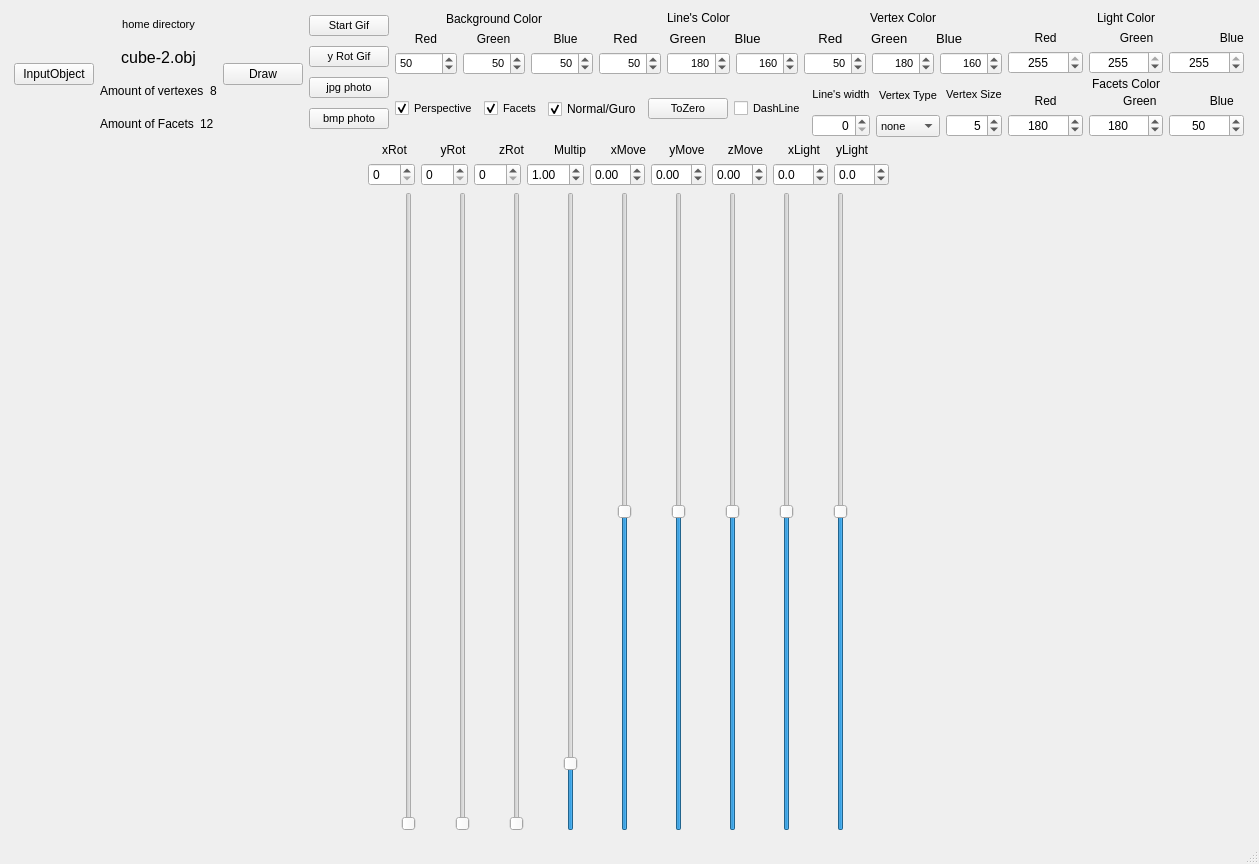
First picture: the form in src/s21_3DViewer_V2-1_App/s21_3DViewer_V2-1/mainwindow.ui, repository IvanTsibin/3d-viewer-v21, before the edit.
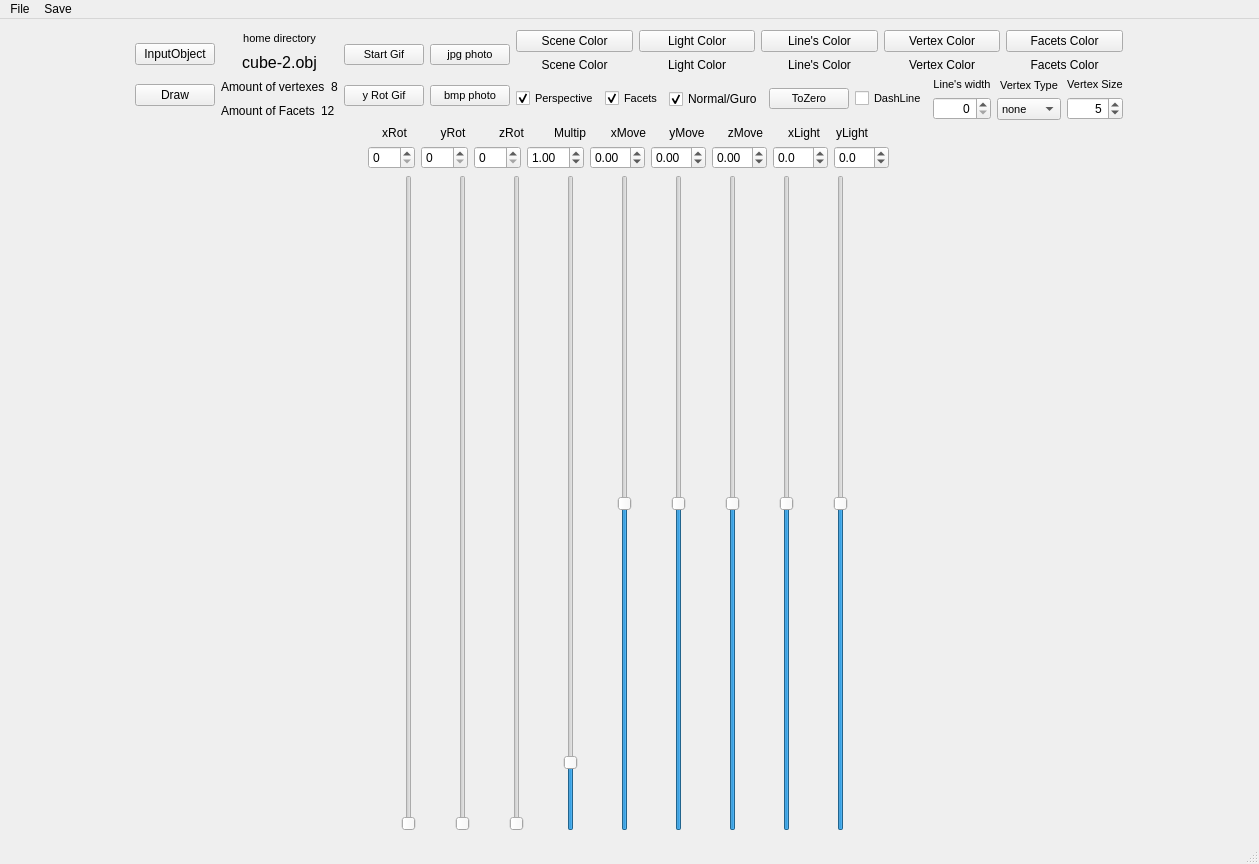
Second picture: the form after the edit.

```diff
--- a/src/s21_3DViewer_V2-1_App/s21_3DViewer_V2-1/mainwindow.ui
+++ b/src/s21_3DViewer_V2-1_App/s21_3DViewer_V2-1/mainwindow.ui
@@ -20,13 +20,15 @@
      <height>1440</height>
     </size>
    </property>
+   <layout class="QGridLayout" name="gridLayout_3">
+    <item row="0" column="0">
    <layout class="QGridLayout" name="gridLayout_2">
     <item row="0" column="0">
-     <layout class="QVBoxLayout" name="verticalLayout_2">
+       <layout class="QHBoxLayout" name="horizontalLayout_7">
       <item>
-       <layout class="QHBoxLayout" name="horizontalLayout_18">
+         <layout class="QHBoxLayout" name="horizontalLayout_6">
         <item>
-         <layout class="QHBoxLayout" name="horizontalLayout_19">
+           <layout class="QVBoxLayout" name="verticalLayout_4">
           <item>
            <widget class="QPushButton" name="InputObject_2">
             <property name="text">
@@ -35,6 +37,15 @@
            </widget>
           </item>
           <item>
+             <widget class="QPushButton" name="PBDraw_2">
+              <property name="text">
+               <string>Draw</string>
+              </property>
+             </widget>
+            </item>
+           </layout>
+          </item>
+          <item>
            <layout class="QVBoxLayout" name="verticalLayout_13">
             <item>
              <layout class="QVBoxLayout" name="verticalLayout_14">
@@ -118,21 +129,8 @@
             </item>
            </layout>
           </item>
-         </layout>
-        </item>
         <item>
-         <layout class="QHBoxLayout" name="horizontalLayout_22">
-          <item>
-           <layout class="QHBoxLayout" name="horizontalLayout_23">
-            <item>
-             <widget class="QPushButton" name="PBDraw_2">
-              <property name="text">
-               <string>Draw</string>
-              </property>
-             </widget>
-            </item>
-            <item>
-             <layout class="QVBoxLayout" name="verticalLayout_16">
+           <layout class="QVBoxLayout" name="verticalLayout_5">
               <item>
                <widget class="QPushButton" name="PBGifMovie">
                 <property name="font">
@@ -157,6 +155,10 @@
                 </property>
                </widget>
               </item>
+           </layout>
+          </item>
+          <item>
+           <layout class="QVBoxLayout" name="verticalLayout_6">
               <item>
                <widget class="QPushButton" name="PBJpgPhoto">
                 <property name="font">
@@ -186,95 +188,62 @@
            </layout>
           </item>
           <item>
-           <layout class="QVBoxLayout" name="verticalLayout_17">
+         <layout class="QVBoxLayout" name="verticalLayout_7">
             <item>
-             <layout class="QHBoxLayout" name="horizontalLayout_24">
+           <layout class="QHBoxLayout" name="horizontalLayout_5">
               <item>
                <layout class="QVBoxLayout" name="verticalLayout_18">
                 <item>
-                 <widget class="QLabel" name="label_15">
+               <widget class="QPushButton" name="PBSceneColor">
                   <property name="text">
-                   <string>Background Color</string>
+                 <string>Scene Color</string>
+                </property>
+               </widget>
+              </item>
+              <item>
+               <widget class="QLabel" name="LSceneColor">
+                <property name="text">
+                 <string>Scene Color</string>
                   </property>
                   <property name="alignment">
                    <set>Qt::AlignCenter</set>
-                  </property>
-                 </widget>
-                </item>
-                <item>
-                 <widget class="QLabel" name="label_20">
-                  <property name="text">
-                   <string>      Red            Green             Blue</string>
-                  </property>
-                 </widget>
-                </item>
-                <item>
-                 <layout class="QHBoxLayout" name="horizontalLayout_25">
-                  <item>
-                   <widget class="QSpinBox" name="SBRedColor">
-                    <property name="font">
-                     <font>
-                      <pointsize>8</pointsize>
-                     </font>
-                    </property>
-                    <property name="maximum">
-                     <number>255</number>
-                    </property>
-                    <property name="value">
-                     <number>50</number>
-                    </property>
-                   </widget>
-                  </item>
-                  <item>
-                   <widget class="QSpinBox" name="SBGreenColor">
-                    <property name="font">
-                     <font>
-                      <pointsize>8</pointsize>
-                     </font>
-                    </property>
-                    <property name="alignment">
-                     <set>Qt::AlignRight|Qt::AlignTrailing|Qt::AlignVCenter</set>
-                    </property>
-                    <property name="minimum">
-                     <number>0</number>
-                    </property>
-                    <property name="maximum">
-                     <number>255</number>
-                    </property>
-                    <property name="value">
-                     <number>50</number>
-                    </property>
-                   </widget>
-                  </item>
-                  <item>
-                   <widget class="QSpinBox" name="SBBlueColor">
-                    <property name="font">
-                     <font>
-                      <pointsize>8</pointsize>
-                     </font>
-                    </property>
-                    <property name="alignment">
-                     <set>Qt::AlignRight|Qt::AlignTrailing|Qt::AlignVCenter</set>
-                    </property>
-                    <property name="minimum">
-                     <number>0</number>
-                    </property>
-                    <property name="maximum">
-                     <number>255</number>
-                    </property>
-                    <property name="value">
-                     <number>50</number>
                     </property>
                    </widget>
                   </item>
                  </layout>
+            </item>
+            <item>
+             <layout class="QVBoxLayout" name="verticalLayout_3">
+              <item>
+               <widget class="QPushButton" name="PBLightColor">
+                <property name="text">
+                 <string>Light Color</string>
+                </property>
+               </widget>
+              </item>
+              <item>
+               <widget class="QLabel" name="LLightColor">
+                <property name="text">
+                 <string>Light Color</string>
+                </property>
+                <property name="alignment">
+                 <set>Qt::AlignCenter</set>
+                </property>
+               </widget>
                 </item>
                </layout>
               </item>
               <item>
                <layout class="QVBoxLayout" name="verticalLayout_19">
                 <item>
-                 <widget class="QLabel" name="label_16">
+               <widget class="QPushButton" name="PBLineColor">
+                <property name="text">
+                 <string>Line's Color</string>
+                </property>
+               </widget>
+              </item>
+              <item>
+               <widget class="QLabel" name="LLineColor">
                   <property name="text">
                    <string>Line's Color</string>
                   </property>
@@ -283,177 +252,47 @@
                   </property>
                  </widget>
                 </item>
-                <item>
-                 <widget class="QLabel" name="label_21">
-                  <property name="font">
-                   <font>
-                    <pointsize>10</pointsize>
-                   </font>
-                  </property>
-                  <property name="text">
-                   <string>    Red         Green        Blue</string>
-                  </property>
-                 </widget>
-                </item>
-                <item>
-                 <layout class="QHBoxLayout" name="horizontalLayout_26">
-                  <item>
-                   <widget class="QSpinBox" name="SBRedColorLine">
-                    <property name="font">
-                     <font>
-                      <pointsize>8</pointsize>
-                     </font>
-                    </property>
-                    <property name="alignment">
-                     <set>Qt::AlignRight|Qt::AlignTrailing|Qt::AlignVCenter</set>
-                    </property>
-                    <property name="minimum">
-                     <number>0</number>
-                    </property>
-                    <property name="maximum">
-                     <number>255</number>
-                    </property>
-                    <property name="value">
-                     <number>50</number>
-                    </property>
-                   </widget>
-                  </item>
-                  <item>
-                   <widget class="QSpinBox" name="SBGreenColorLine">
-                    <property name="font">
-                     <font>
-                      <pointsize>8</pointsize>
-                     </font>
-                    </property>
-                    <property name="alignment">
-                     <set>Qt::AlignRight|Qt::AlignTrailing|Qt::AlignVCenter</set>
-                    </property>
-                    <property name="minimum">
-                     <number>0</number>
-                    </property>
-                    <property name="maximum">
-                     <number>255</number>
-                    </property>
-                    <property name="value">
-                     <number>180</number>
-                    </property>
-                   </widget>
-                  </item>
-                  <item>
-                   <widget class="QSpinBox" name="SBBlueColorLine">
-                    <property name="font">
-                     <font>
-                      <pointsize>8</pointsize>
-                     </font>
-                    </property>
-                    <property name="alignment">
-                     <set>Qt::AlignRight|Qt::AlignTrailing|Qt::AlignVCenter</set>
-                    </property>
-                    <property name="minimum">
-                     <number>0</number>
-                    </property>
-                    <property name="maximum">
-                     <number>255</number>
-                    </property>
-                    <property name="value">
-                     <number>160</number>
-                    </property>
-                   </widget>
-                  </item>
-                 </layout>
-                </item>
                </layout>
               </item>
               <item>
                <layout class="QVBoxLayout" name="verticalLayout_20">
                 <item>
-                 <widget class="QLabel" name="label_17">
+               <widget class="QPushButton" name="PBVertexColor">
+                <property name="text">
+                 <string>Vertex Color</string>
+                </property>
+               </widget>
+              </item>
+              <item>
+               <widget class="QLabel" name="LVertexColor">
                   <property name="text">
                    <string>Vertex Color</string>
                   </property>
                   <property name="alignment">
                    <set>Qt::AlignCenter</set>
-                  </property>
-                 </widget>
-                </item>
-                <item>
-                 <widget class="QLabel" name="label_22">
-                  <property name="font">
-                   <font>
-                    <pointsize>10</pointsize>
-                   </font>
-                  </property>
-                  <property name="text">
-                   <string>    Red        Green        Blue</string>
-                  </property>
-                 </widget>
-                </item>
-                <item>
-                 <layout class="QHBoxLayout" name="horizontalLayout_27">
-                  <item>
-                   <widget class="QSpinBox" name="SBRedColorVertex">
-                    <property name="font">
-                     <font>
-                      <pointsize>8</pointsize>
-                     </font>
-                    </property>
-                    <property name="alignment">
-                     <set>Qt::AlignRight|Qt::AlignTrailing|Qt::AlignVCenter</set>
-                    </property>
-                    <property name="minimum">
-                     <number>0</number>
-                    </property>
-                    <property name="maximum">
-                     <number>255</number>
-                    </property>
-                    <property name="value">
-                     <number>50</number>
-                    </property>
-                   </widget>
-                  </item>
-                  <item>
-                   <widget class="QSpinBox" name="SBGreenColorVertex">
-                    <property name="font">
-                     <font>
-                      <pointsize>8</pointsize>
-                     </font>
-                    </property>
-                    <property name="alignment">
-                     <set>Qt::AlignRight|Qt::AlignTrailing|Qt::AlignVCenter</set>
-                    </property>
-                    <property name="minimum">
-                     <number>0</number>
-                    </property>
-                    <property name="maximum">
-                     <number>255</number>
-                    </property>
-                    <property name="value">
-                     <number>180</number>
-                    </property>
-                   </widget>
-                  </item>
-                  <item>
-                   <widget class="QSpinBox" name="SBBlueColorVertex">
-                    <property name="font">
-                     <font>
-                      <pointsize>8</pointsize>
-                     </font>
-                    </property>
-                    <property name="alignment">
-                     <set>Qt::AlignRight|Qt::AlignTrailing|Qt::AlignVCenter</set>
-                    </property>
-                    <property name="minimum">
-                     <number>0</number>
-                    </property>
-                    <property name="maximum">
-                     <number>255</number>
-                    </property>
-                    <property name="value">
-                     <number>160</number>
                     </property>
                    </widget>
                   </item>
                  </layout>
+            </item>
+            <item>
+             <layout class="QVBoxLayout" name="verticalLayout_2">
+              <item>
+               <widget class="QPushButton" name="PBFacetsColor">
+                <property name="text">
+                 <string>Facets Color</string>
+                </property>
+               </widget>
+              </item>
+              <item>
+               <widget class="QLabel" name="LFacetsColor">
+                <property name="text">
+                 <string>Facets Color</string>
+                </property>
+                <property name="alignment">
+                 <set>Qt::AlignCenter</set>
+                </property>
+               </widget>
                 </item>
                </layout>
               </item>
@@ -649,144 +488,7 @@
           </item>
          </layout>
         </item>
-        <item>
-         <layout class="QVBoxLayout" name="verticalLayout_5">
-          <property name="spacing">
-           <number>3</number>
-          </property>
-          <item>
-           <layout class="QVBoxLayout" name="verticalLayout_3">
-            <item>
-             <widget class="QLabel" name="label_8">
-              <property name="text">
-               <string>Light Color</string>
-              </property>
-              <property name="alignment">
-               <set>Qt::AlignCenter</set>
-              </property>
-             </widget>
-            </item>
-            <item>
-             <widget class="QLabel" name="label_12">
-              <property name="text">
-               <string>        Red                   Green                    Blue</string>
-              </property>
-             </widget>
-            </item>
-            <item>
-             <layout class="QHBoxLayout" name="horizontalLayout_6">
-              <item>
-               <widget class="QSpinBox" name="SBRedLight">
-                <property name="alignment">
-                 <set>Qt::AlignCenter</set>
-                </property>
-                <property name="maximum">
-                 <number>255</number>
-                </property>
-                <property name="value">
-                 <number>255</number>
-                </property>
-               </widget>
-              </item>
-              <item>
-               <widget class="QSpinBox" name="SBGreenLight">
-                <property name="alignment">
-                 <set>Qt::AlignCenter</set>
-                </property>
-                <property name="maximum">
-                 <number>255</number>
-                </property>
-                <property name="value">
-                 <number>255</number>
-                </property>
-               </widget>
-              </item>
-              <item>
-               <widget class="QSpinBox" name="SBBlueLight">
-                <property name="alignment">
-                 <set>Qt::AlignCenter</set>
-                </property>
-                <property name="maximum">
-                 <number>255</number>
-                </property>
-                <property name="value">
-                 <number>255</number>
-                </property>
-               </widget>
-              </item>
-             </layout>
-            </item>
-           </layout>
-          </item>
-          <item>
-           <widget class="QLabel" name="label_14">
-            <property name="text">
-             <string>Facets Color</string>
-            </property>
-            <property name="alignment">
-             <set>Qt::AlignCenter</set>
-            </property>
-           </widget>
-          </item>
-          <item>
-           <layout class="QVBoxLayout" name="verticalLayout_4">
-            <item>
-             <widget class="QLabel" name="label_13">
-              <property name="text">
-               <string>        Red                    Green                Blue</string>
-              </property>
-             </widget>
-            </item>
-            <item>
-             <layout class="QHBoxLayout" name="horizontalLayout_5">
-              <item>
-               <widget class="QSpinBox" name="SBRedFacets">
-                <property name="alignment">
-                 <set>Qt::AlignCenter</set>
-                </property>
-                <property name="maximum">
-                 <number>255</number>
-                </property>
-                <property name="value">
-                 <number>180</number>
-                </property>
-               </widget>
-              </item>
-              <item>
-               <widget class="QSpinBox" name="SBGreenFacets">
-                <property name="alignment">
-                 <set>Qt::AlignCenter</set>
-                </property>
-                <property name="maximum">
-                 <number>255</number>
-                </property>
-                <property name="value">
-                 <number>180</number>
-                </property>
-               </widget>
-              </item>
-              <item>
-               <widget class="QSpinBox" name="SBBlueFacets">
-                <property name="alignment">
-                 <set>Qt::AlignCenter</set>
-                </property>
-                <property name="maximum">
-                 <number>255</number>
-                </property>
-                <property name="value">
-                 <number>50</number>
-                </property>
-               </widget>
-              </item>
-             </layout>
-            </item>
-           </layout>
-          </item>
-         </layout>
-        </item>
-       </layout>
-      </item>
-      <item>
+      <item row="1" column="0">
        <layout class="QHBoxLayout" name="horizontalLayout_4">
         <item>
          <layout class="QGridLayout" name="gridLayout">
@@ -1166,6 +868,70 @@
    </layout>
   </widget>
   <widget class="QStatusBar" name="statusBar"/>
+  <widget class="QMenuBar" name="menuBar">
+   <property name="geometry">
+    <rect>
+     <x>0</x>
+     <y>0</y>
+     <width>1259</width>
+     <height>25</height>
+    </rect>
+   </property>
+   <widget class="QMenu" name="menuFile">
+    <property name="title">
+     <string>File</string>
+    </property>
+    <addaction name="ALoadModel"/>
+    <addaction name="AExit"/>
+   </widget>
+   <widget class="QMenu" name="menuSave">
+    <property name="title">
+     <string>Save</string>
+    </property>
+    <addaction name="ASaveSettings"/>
+    <addaction name="ASaveFreeGif"/>
+    <addaction name="ASaveYRotGif"/>
+    <addaction name="ASaveJpg"/>
+    <addaction name="ASaveBmp"/>
+   </widget>
+   <addaction name="menuFile"/>
+   <addaction name="menuSave"/>
+  </widget>
+  <action name="ALoadModel">
+   <property name="text">
+    <string>Load Model</string>
+   </property>
+  </action>
+  <action name="ASaveSettings">
+   <property name="text">
+    <string>Save settings</string>
+   </property>
+  </action>
+  <action name="AExit">
+   <property name="text">
+    <string>Exit</string>
+   </property>
+  </action>
+  <action name="ASaveFreeGif">
+   <property name="text">
+    <string>Save free Gif</string>
+   </property>
+  </action>
+  <action name="ASaveYRotGif">
+   <property name="text">
+    <string>Save y Rot Gif</string>
+   </property>
+  </action>
+  <action name="ASaveJpg">
+   <property name="text">
+    <string>Save jpg</string>
+   </property>
+  </action>
+  <action name="ASaveBmp">
+   <property name="text">
+    <string>save bmp</string>
+   </property>
+  </action>
  </widget>
  <layoutdefault spacing="6" margin="11"/>
  <resources/>
```
Lines whose indentation alone changed are shown as unchanged.
